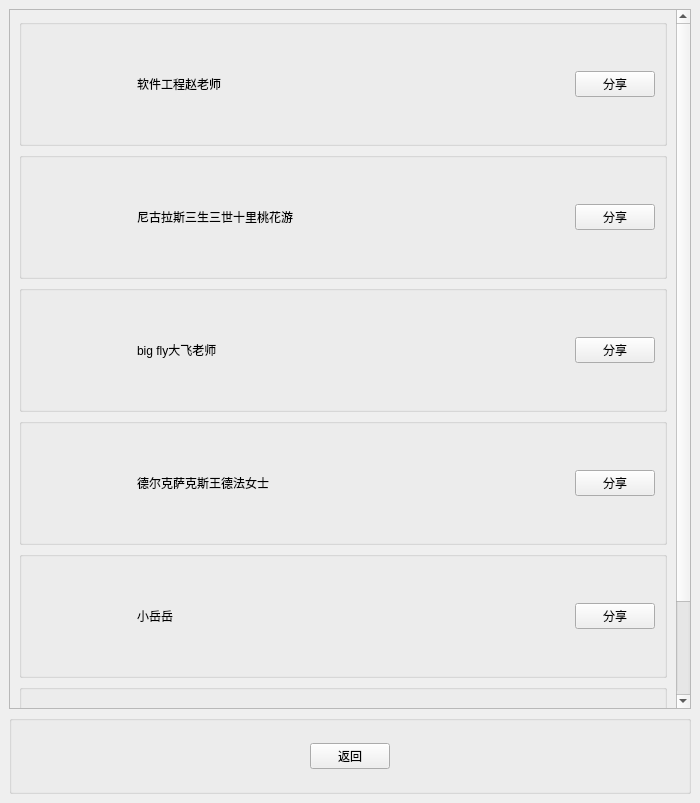
Old version of the form share.ui in the repository 454270186/XJCO2811_UserInterface.
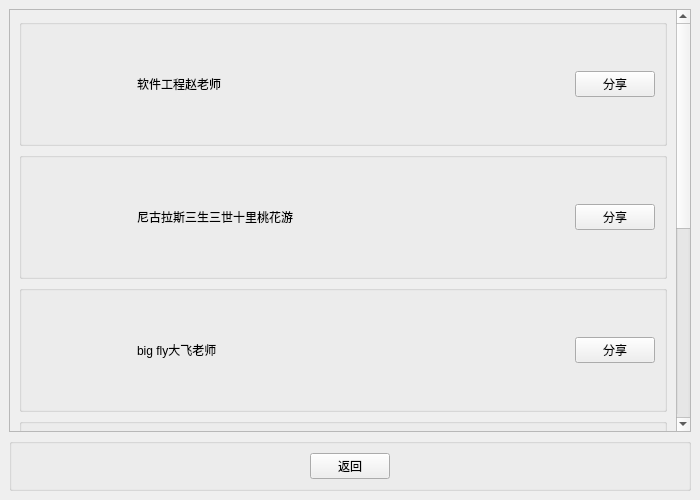
New version of the form.

What changed in the file:
```diff
--- a/share.ui
+++ b/share.ui
@@ -6,10 +6,22 @@
    <rect>
     <x>0</x>
     <y>0</y>
-    <width>368</width>
-    <height>803</height>
+    <width>700</width>
+    <height>500</height>
    </rect>
   </property>
+  <property name="minimumSize">
+   <size>
+    <width>300</width>
+    <height>500</height>
+   </size>
+  </property>
+  <property name="maximumSize">
+   <size>
+    <width>700</width>
+    <height>500</height>
+   </size>
+  </property>
   <property name="windowTitle">
    <string>MainWindow</string>
   </property>
@@ -43,8 +55,8 @@
         <rect>
          <x>0</x>
          <y>0</y>
-         <width>676</width>
-         <height>758</height>
+         <width>674</width>
+         <height>884</height>
         </rect>
        </property>
        <layout class="QVBoxLayout" name="verticalLayout">
```
